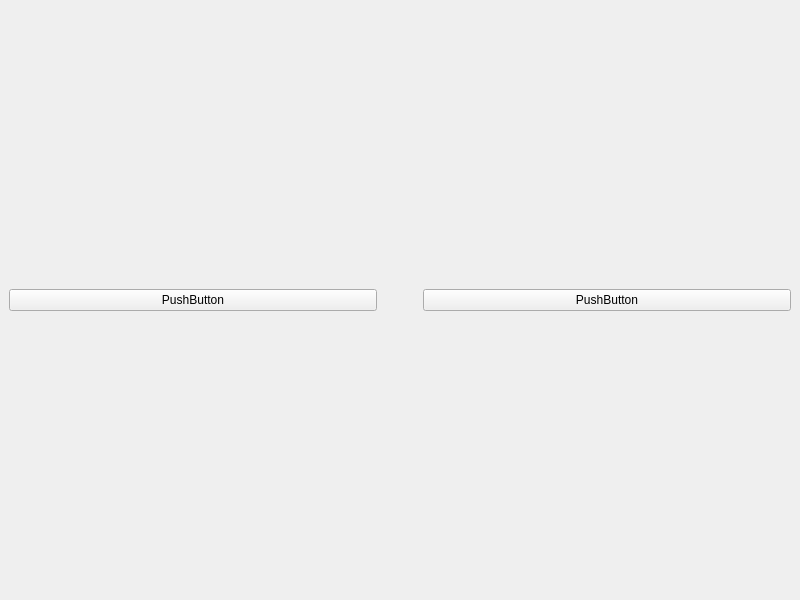
First picture: the form in ui/Matrix.ui, repository unitedtimur/unigame, before the edit.
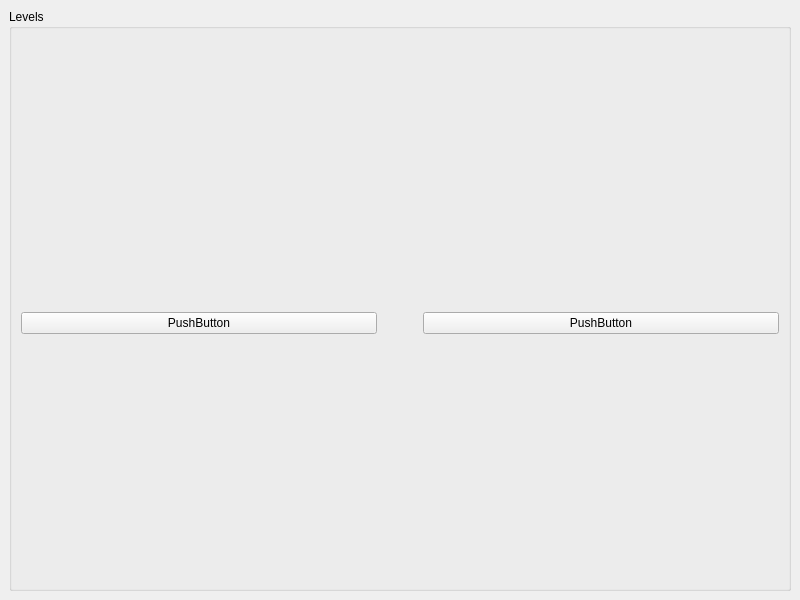
Second picture: the form after the edit.

Commit message: init level 1

Patch:
```diff
--- a/ui/Matrix.ui
+++ b/ui/Matrix.ui
@@ -24,6 +24,38 @@
     <item>
      <layout class="QVBoxLayout" name="verticalLayout">
       <item>
+       <widget class="QGroupBox" name="groupBox">
+        <property name="title">
+         <string>Levels</string>
+        </property>
+        <layout class="QGridLayout" name="gridLayout_2">
+         <item row="0" column="0">
+          <layout class="QVBoxLayout" name="viewLayout">
+           <property name="spacing">
+            <number>0</number>
+           </property>
+           <property name="sizeConstraint">
+            <enum>QLayout::SetMaximumSize</enum>
+           </property>
+          </layout>
+         </item>
+         <item row="1" column="0">
+          <spacer name="verticalSpacer">
+           <property name="orientation">
+            <enum>Qt::Vertical</enum>
+           </property>
+           <property name="sizeType">
+            <enum>QSizePolicy::Fixed</enum>
+           </property>
+           <property name="sizeHint" stdset="0">
+            <size>
+             <width>13</width>
+             <height>30</height>
+            </size>
+           </property>
+          </spacer>
+         </item>
+         <item row="2" column="0">
        <layout class="QHBoxLayout" name="buttonLayout">
         <item>
          <widget class="QPushButton" name="nextButton">
@@ -56,6 +88,9 @@
          </widget>
         </item>
        </layout>
+         </item>
+        </layout>
+       </widget>
       </item>
      </layout>
     </item>
```
Lines whose indentation alone changed are shown as unchanged. The commit also changes 6 other files.
